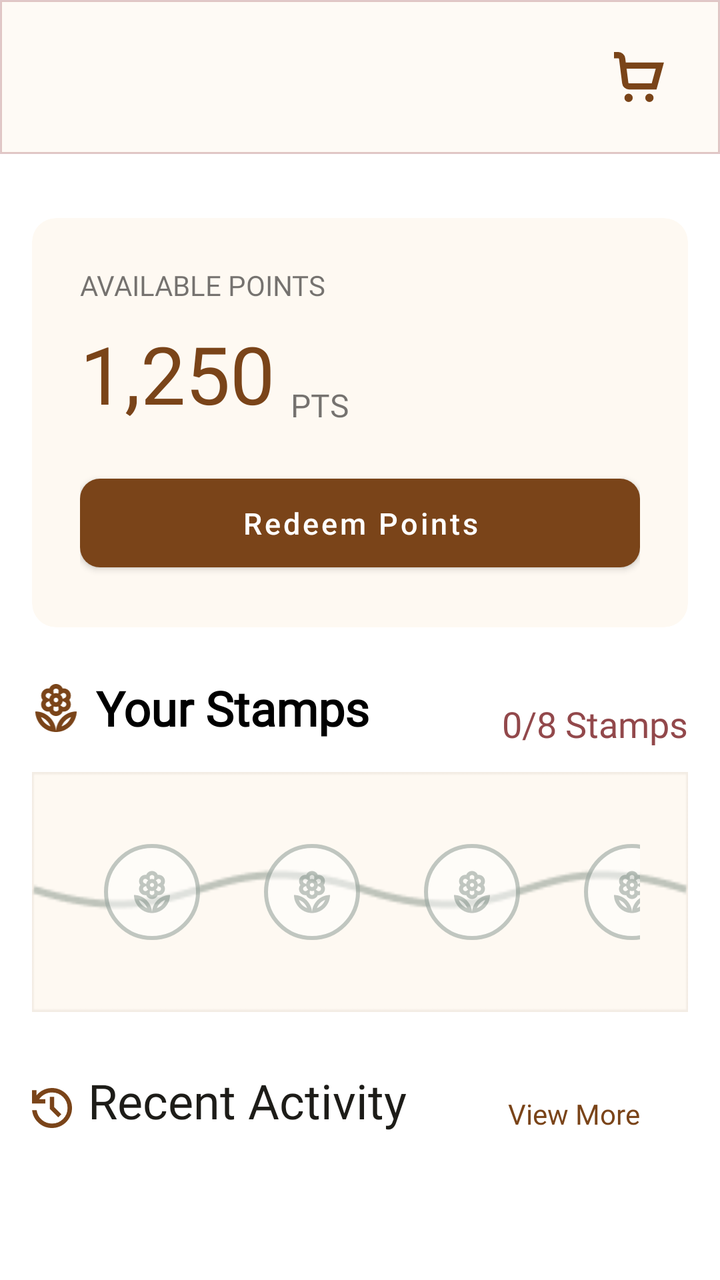
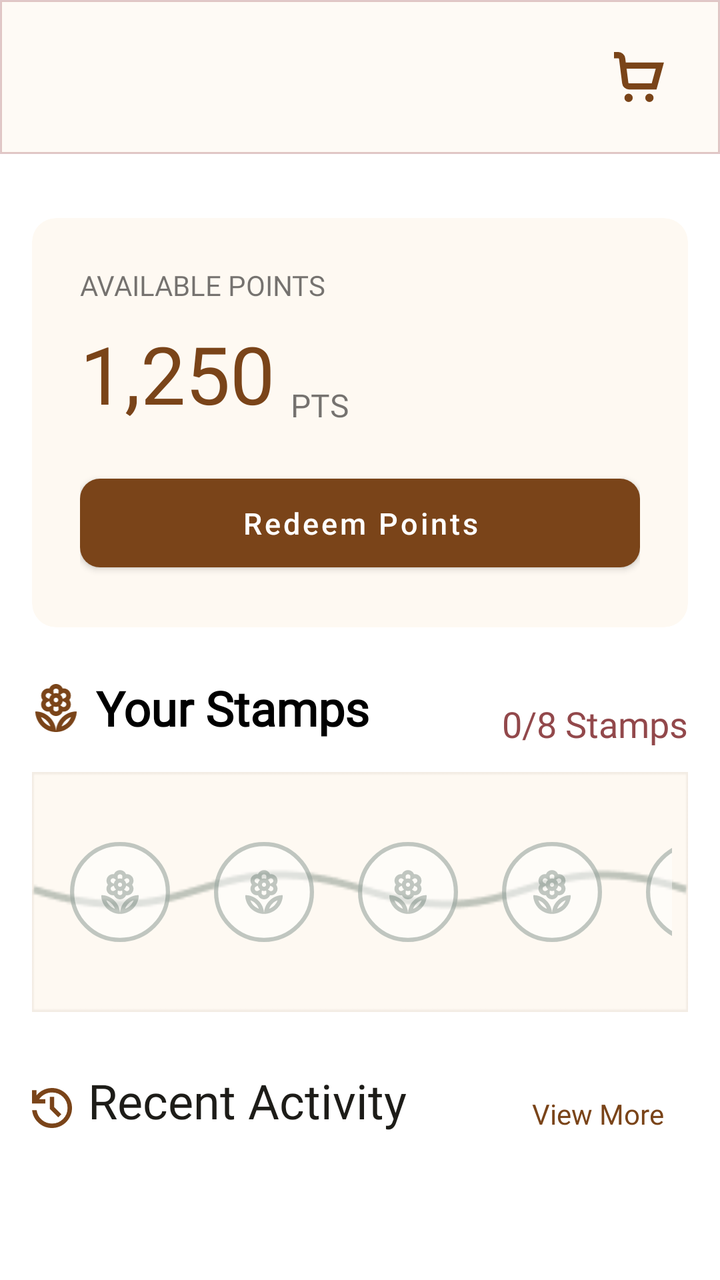

Screens rendered from an Android XML layout before and after an edit, with the pre-edit source and the edit as a unified diff.
<!-- AndroidManifest.xml: application theme Theme.PersonalMidterm -->
<!-- res/layout/fragment_rewards.xml -->
<?xml version="1.0" encoding="utf-8"?>
<androidx.constraintlayout.widget.ConstraintLayout xmlns:android="http://schemas.android.com/apk/res/android"
    xmlns:app="http://schemas.android.com/apk/res-auto"
    xmlns:tools="http://schemas.android.com/tools"
    android:layout_width="match_parent"
    android:layout_height="match_parent">

    
    <include
        android:id="@+id/header"
        layout="@layout/layout_app_header"
        app:layout_constraintEnd_toEndOf="parent"
        app:layout_constraintStart_toStartOf="parent"
        app:layout_constraintTop_toTopOf="parent" />

    <androidx.core.widget.NestedScrollView
        android:layout_width="0dp"
        android:layout_height="0dp"
        android:fillViewport="true"
        app:layout_constraintTop_toBottomOf="@id/header"
        app:layout_constraintStart_toStartOf="parent"
        app:layout_constraintEnd_toEndOf="parent"
        app:layout_constraintBottom_toBottomOf="parent">

        <androidx.constraintlayout.widget.ConstraintLayout
            android:layout_width="match_parent"
            android:layout_height="wrap_content"
            android:paddingHorizontal="16dp"
            android:paddingBottom="16dp">

            
            <com.google.android.material.card.MaterialCardView
                android:id="@+id/points_balance"
                android:layout_width="0dp"
                android:layout_height="wrap_content"
                android:layout_marginTop="32dp"
                app:cardCornerRadius="12dp"
                app:cardElevation="0dp"
                app:cardBackgroundColor="@color/card_cream"
                app:contentPadding="24dp"
                app:layout_constraintWidth_max="350dp"
                app:layout_constraintTop_toTopOf="parent"
                app:layout_constraintStart_toStartOf="parent"
                app:layout_constraintEnd_toEndOf="parent">

                <androidx.constraintlayout.widget.ConstraintLayout
                    android:layout_width="match_parent"
                    android:layout_height="wrap_content">

                    <TextView
                        android:id="@+id/points_heading"
                        android:layout_width="wrap_content"
                        android:layout_height="wrap_content"
                        android:fontFamily="@font/manrope_bold"
                        android:text="AVAILABLE POINTS"
                        android:textAllCaps="true"
                        android:textSize="14sp"
                        app:layout_constraintStart_toStartOf="parent"
                        app:layout_constraintTop_toTopOf="parent" />

                    <TextView
                        android:id="@+id/points_balance_val"
                        android:layout_width="wrap_content"
                        android:layout_height="wrap_content"
                        android:layout_marginTop="8dp"
                        android:fontFamily="@font/playfairdisplay_bold"
                        android:text="1,250"
                        android:textColor="@color/theme_brown"
                        android:textSize="40sp"
                        app:layout_constraintStart_toStartOf="parent"
                        app:layout_constraintTop_toBottomOf="@id/points_heading" />

                    <TextView
                        android:id="@+id/pts"
                        android:layout_width="wrap_content"
                        android:layout_height="wrap_content"
                        android:layout_marginStart="8dp"
                        android:fontFamily="@font/manrope_medium"
                        android:text="pts"
                        android:textAllCaps="true"
                        android:textSize="16sp"
                        app:layout_constraintStart_toEndOf="@id/points_balance_val"
                        app:layout_constraintBottom_toBottomOf="@id/points_balance_val" />

                    <com.google.android.material.button.MaterialButton
                        android:id="@+id/btn_redeem_points"
                        android:layout_width="match_parent"
                        android:layout_height="wrap_content"
                        android:layout_marginTop="20dp"
                        android:paddingVertical="12dp"
                        android:text="Redeem Points"
                        android:textAllCaps="false"
                        android:textSize="15sp"
                        app:cornerRadius="10dp"
                        app:backgroundTint="@color/theme_brown"
                        app:layout_constraintTop_toBottomOf="@id/points_balance_val"
                        app:layout_constraintStart_toStartOf="parent"
                        app:layout_constraintEnd_toEndOf="parent" />

                </androidx.constraintlayout.widget.ConstraintLayout>
            </com.google.android.material.card.MaterialCardView>

            
            <include
                android:id="@+id/loyalty_vine"
                android:layout_width="match_parent"
                android:layout_height="wrap_content"
                android:layout_marginTop="24dp"
                layout="@layout/layout_loyalty"
                app:layout_constraintTop_toBottomOf="@id/points_balance"
                app:layout_constraintStart_toStartOf="parent"
                app:layout_constraintEnd_toEndOf="parent" />

            
            <ImageView
                android:id="@+id/ic_history"
                android:layout_width="20dp"
                android:layout_height="20dp"
                android:src="@drawable/ic_history"
                app:tint="@color/theme_brown"
                app:layout_constraintStart_toStartOf="parent"
                app:layout_constraintTop_toTopOf="@id/recent_activity_title"
                app:layout_constraintBottom_toBottomOf="@id/recent_activity_title"
                app:layout_constraintVertical_bias="0.8" />

            <TextView
                android:id="@+id/recent_activity_title"
                android:layout_width="wrap_content"
                android:layout_height="wrap_content"
                android:layout_marginStart="8dp"
                android:layout_marginTop="28dp"
                android:fontFamily="@font/playfairdisplay_bold"
                android:text="Recent Activity"
                android:textColor="@color/text_primary"
                android:textSize="24sp"
                app:layout_constraintStart_toEndOf="@id/ic_history"
                app:layout_constraintTop_toBottomOf="@id/loyalty_vine" />

            <TextView
                android:id="@+id/tv_view_more"
                android:layout_width="wrap_content"
                android:layout_height="wrap_content"
                android:layout_marginEnd="24dp"
                android:fontFamily="@font/manrope_medium"
                android:text="View More"
                android:textColor="@color/theme_brown"
                android:textSize="14sp"
                app:layout_constraintEnd_toEndOf="parent"
                app:layout_constraintBottom_toBottomOf="@id/recent_activity_title" />

            <androidx.recyclerview.widget.RecyclerView
                android:id="@+id/rv_recent_activity"
                android:layout_width="match_parent"
                android:layout_height="wrap_content"
                android:layout_marginTop="12dp"
                android:clipToPadding="false"
                android:overScrollMode="never"
                android:nestedScrollingEnabled="false"
                app:layoutManager="androidx.recyclerview.widget.LinearLayoutManager"
                app:layout_constraintTop_toBottomOf="@id/recent_activity_title"
                app:layout_constraintStart_toStartOf="parent"
                app:layout_constraintEnd_toEndOf="parent"
                tools:listitem="@layout/item_recent_activity"
                tools:itemCount="3" />

        </androidx.constraintlayout.widget.ConstraintLayout>
    </androidx.core.widget.NestedScrollView>

</androidx.constraintlayout.widget.ConstraintLayout>
<!-- res/layout/layout_app_header.xml (included above) -->
<?xml version="1.0" encoding="utf-8"?>
<androidx.constraintlayout.widget.ConstraintLayout xmlns:android="http://schemas.android.com/apk/res/android"
    xmlns:app="http://schemas.android.com/apk/res-auto"
    android:layout_width="match_parent"
    android:layout_height="wrap_content"
    android:padding="16dp"
    android:background="@drawable/bg_header">

    <ImageView
        android:id="@+id/back_button"
        android:layout_width="wrap_content"
        android:layout_height="wrap_content"
        android:src="@drawable/ic_back_arrow"
        android:visibility="gone"
        app:layout_constraintBottom_toBottomOf="parent"
        app:layout_constraintStart_toStartOf="parent"
        app:layout_constraintTop_toTopOf="parent" />

    <ImageButton
        android:id="@+id/user_avatar"
        android:layout_width="40dp"
        android:layout_height="40dp"
        android:src="@drawable/profile"
        android:scaleType="fitCenter"
        android:padding="8dp"
        android:backgroundTint="@android:color/transparent"
        android:visibility="gone"
        app:layout_constraintBottom_toBottomOf="parent"
        app:layout_constraintStart_toStartOf="parent"
        app:layout_constraintTop_toTopOf="parent" />

    <LinearLayout
        android:id="@+id/greeting_container"
        android:layout_width="wrap_content"
        android:layout_height="wrap_content"
        android:layout_marginStart="12dp"
        android:orientation="vertical"
        android:visibility="gone"
        app:layout_constraintBottom_toBottomOf="parent"
        app:layout_constraintStart_toEndOf="@id/user_avatar"
        app:layout_constraintTop_toTopOf="parent">

        <TextView
            android:id="@+id/greeting_text"
            android:layout_width="wrap_content"
            android:layout_height="wrap_content"
            android:text="Good Morning,"
            android:textColor="@color/theme_brown"
            android:textStyle="bold"
            android:fontFamily="@font/playfairdisplay_bold"
            android:textSize="18sp" />

        <TextView
            android:id="@+id/greeting_subtitle"
            android:layout_width="wrap_content"
            android:layout_height="wrap_content"
            android:text="Ready for your daily brew?"
            android:textSize="12sp"
            android:fontFamily="@font/manrope_regular" />
    </LinearLayout>

    <TextView
        android:id="@+id/screen_title"
        android:layout_width="wrap_content"
        android:layout_height="wrap_content"
        android:textSize="24sp"
        android:textStyle="bold"
        android:text="Menu"
        android:textColor="@color/theme_brown"
        android:fontFamily="@font/playfairdisplay_bold"
        android:visibility="gone"
        app:layout_constraintBottom_toBottomOf="parent"
        app:layout_constraintEnd_toEndOf="parent"
        app:layout_constraintStart_toStartOf="parent"
        app:layout_constraintTop_toTopOf="parent" />


    <ImageButton
        android:id="@+id/cart_icon"
        android:layout_width="wrap_content"
        android:layout_height="wrap_content"
        android:src="@drawable/ic_cart"
        android:scaleType="fitCenter"
        app:tint="@color/theme_brown"
        android:backgroundTint="@android:color/transparent"
        android:visibility="visible"
        app:layout_constraintBottom_toBottomOf="parent"
        app:layout_constraintEnd_toEndOf="parent"
        app:layout_constraintTop_toTopOf="parent"
        />

    <ImageButton
        android:id="@+id/favorite_icon"
        android:layout_width="wrap_content"
        android:layout_height="wrap_content"
        app:tint="@color/theme_brown"
        android:src="@drawable/ic_full_heart"
        android:backgroundTint="@android:color/transparent"
        android:visibility="gone"
        app:layout_constraintBottom_toBottomOf="parent"
        app:layout_constraintEnd_toStartOf="@id/cart_icon"
        app:layout_constraintTop_toTopOf="parent"
        android:layout_marginEnd="4dp"/>

</androidx.constraintlayout.widget.ConstraintLayout>
<!-- res/layout/layout_loyalty.xml (included above) -->
<?xml version="1.0" encoding="utf-8"?>
<androidx.constraintlayout.widget.ConstraintLayout xmlns:android="http://schemas.android.com/apk/res/android"
    xmlns:app="http://schemas.android.com/apk/res-auto"
    android:id="@+id/loyalty_card"
    android:layout_width="match_parent"
    android:layout_height="wrap_content"
    android:layout_marginTop="24dp"
    android:layout_marginBottom="24dp">

<ImageView
    android:id="@+id/iv_loyalty_logo"
    android:layout_width="24dp"
    android:layout_height="24dp"
    android:src="@drawable/ic_logo"
    app:tint="@color/theme_brown"
    app:layout_constraintStart_toStartOf="parent"
    app:layout_constraintTop_toTopOf="@id/your_reward_header"
    app:layout_constraintBottom_toBottomOf="@id/your_reward_header" />

<TextView
    android:id="@+id/your_reward_header"
    android:layout_width="wrap_content"
    android:layout_height="wrap_content"
    android:layout_marginStart="8dp"
    android:fontFamily="@font/playfairdisplay_bold"
    android:text="Your Stamps"
    android:textColor="@color/black"
    android:textSize="24sp"
    android:textStyle="bold"
    app:layout_constraintStart_toEndOf="@id/iv_loyalty_logo"
    app:layout_constraintTop_toTopOf="parent" />
<TextView
    android:id="@+id/tv_stamps_count"
    android:layout_width="wrap_content"
    android:layout_height="wrap_content"
    app:layout_constraintEnd_toEndOf="parent"
    app:layout_constraintTop_toTopOf="parent"
    android:text="0/8 Stamps"
    android:textSize="18sp"
    android:textColor="@color/theme_maroon"
    android:fontFamily="@font/manrope_bold"
    app:layout_constraintBottom_toTopOf="@+id/loyalty_vine"/>

<HorizontalScrollView
    android:id="@+id/loyalty_vine"
    android:layout_width="0dp"
    android:layout_height="wrap_content"
    android:layout_marginTop="16dp"
    android:padding="24dp"
    android:scrollbars="none"
    android:fillViewport="true"
    android:background="@drawable/loyalty_bg"
    app:layout_constraintEnd_toEndOf="parent"
    app:layout_constraintStart_toStartOf="parent"
    app:layout_constraintTop_toBottomOf="@id/your_reward_header">

    <LinearLayout
        android:id="@+id/stamps_container"
        android:layout_width="match_parent"
        android:layout_height="wrap_content"
        android:orientation="horizontal"
        android:gravity="center_vertical"
        android:weightSum="8">
        
        <include layout="@layout/item_stamp_slot" android:layout_width="0dp" android:layout_height="wrap_content" android:layout_weight="1" />
        <include layout="@layout/item_stamp_slot" android:layout_width="0dp" android:layout_height="wrap_content" android:layout_weight="1" />
        <include layout="@layout/item_stamp_slot" android:layout_width="0dp" android:layout_height="wrap_content" android:layout_weight="1" />
        <include layout="@layout/item_stamp_slot" android:layout_width="0dp" android:layout_height="wrap_content" android:layout_weight="1" />
        <include layout="@layout/item_stamp_slot" android:layout_width="0dp" android:layout_height="wrap_content" android:layout_weight="1" />
        <include layout="@layout/item_stamp_slot" android:layout_width="0dp" android:layout_height="wrap_content" android:layout_weight="1" />
        <include layout="@layout/item_stamp_slot" android:layout_width="0dp" android:layout_height="wrap_content" android:layout_weight="1" />
        <include layout="@layout/item_stamp_slot" android:layout_width="0dp" android:layout_height="wrap_content" android:layout_weight="1" />
    </LinearLayout>
</HorizontalScrollView>
</androidx.constraintlayout.widget.ConstraintLayout>
<!-- res/layout/item_recent_activity.xml (included above) -->
<?xml version="1.0" encoding="utf-8"?>
<com.google.android.material.card.MaterialCardView xmlns:android="http://schemas.android.com/apk/res/android"
    xmlns:app="http://schemas.android.com/apk/res-auto"
    android:layout_width="match_parent"
    android:layout_height="wrap_content"
    android:layout_marginBottom="10dp"
    app:cardCornerRadius="12dp"
    app:cardElevation="0dp"
    app:strokeWidth="2dp"
    app:strokeColor="@color/divider_light"
    app:cardBackgroundColor="@color/white"
    app:contentPadding="12dp">

    <androidx.constraintlayout.widget.ConstraintLayout
        android:layout_width="match_parent"
        android:layout_height="wrap_content">

        <com.google.android.material.card.MaterialCardView
            android:id="@+id/icon_bg"
            android:layout_width="40dp"
            android:layout_height="40dp"
            app:cardCornerRadius="10dp"
            app:cardElevation="0dp"
            app:cardBackgroundColor="@color/icon_bg_peach"
            app:layout_constraintStart_toStartOf="parent"
            app:layout_constraintTop_toTopOf="parent"
            app:layout_constraintBottom_toBottomOf="parent">

            <ImageView
                android:id="@+id/iv_activity_icon"
                android:layout_width="20dp"
                android:layout_height="20dp"
                android:layout_gravity="center"
                android:src="@drawable/ic_coffeecup" />
        </com.google.android.material.card.MaterialCardView>

        <TextView
            android:id="@+id/tv_activity_title"
            android:layout_width="0dp"
            android:layout_height="wrap_content"
            android:layout_marginStart="12dp"
            android:fontFamily="@font/manrope_bold"
            android:text="Lavender Latte"
            android:textSize="15sp"
            android:textColor="@color/black"
            app:layout_constraintStart_toEndOf="@id/icon_bg"
            app:layout_constraintTop_toTopOf="@id/icon_bg"
            app:layout_constraintEnd_toStartOf="@id/tv_activity_points" />

        <TextView
            android:id="@+id/tv_activity_subtitle"
            android:layout_width="0dp"
            android:layout_height="wrap_content"
            android:layout_marginStart="12dp"
            android:layout_marginTop="2dp"
            android:fontFamily="@font/manrope_regular"
            android:text="Today, 9:42 AM"
            android:textSize="13sp"
            android:textColor="@color/text_primary"
            app:layout_constraintStart_toEndOf="@id/icon_bg"
            app:layout_constraintTop_toBottomOf="@id/tv_activity_title"
            app:layout_constraintBottom_toBottomOf="@id/icon_bg"
            app:layout_constraintEnd_toStartOf="@id/tv_activity_points" />

        <TextView
            android:id="@+id/tv_activity_points"
            android:layout_width="wrap_content"
            android:layout_height="wrap_content"
            android:fontFamily="@font/manrope_bold"
            android:text="+15 pts"
            android:textSize="14sp"
            android:textColor="@color/theme_brown"
            app:layout_constraintEnd_toEndOf="parent"
            app:layout_constraintTop_toTopOf="@id/icon_bg"
            app:layout_constraintBottom_toBottomOf="@id/icon_bg" />

    </androidx.constraintlayout.widget.ConstraintLayout>
</com.google.android.material.card.MaterialCardView>
<!-- res/layout/item_stamp_slot.xml (included above) -->
<?xml version="1.0" encoding="utf-8"?>
<FrameLayout xmlns:android="http://schemas.android.com/apk/res/android"
    android:layout_width="match_parent"
    android:layout_height="80dp"
    android:minWidth="80dp">

    <ImageView
        android:id="@+id/stamp_icon"
        android:layout_width="match_parent"
        android:layout_height="match_parent"
        android:src="@drawable/empty_stamp"
        android:padding="12dp"/>
</FrameLayout>
<!-- resources referenced by this layout -->
<resources>
  <color name="black">#FF000000</color>
  <color name="card_cream">#FEF9F2</color>
  <color name="divider_light">#33887364</color>
  <color name="icon_bg_peach">#33FFB77D</color>
  <color name="text_primary">#1D1C18</color>
  <color name="theme_brown">#7A4419</color>
  <color name="theme_maroon">#92484B</color>
  <color name="white">#FFFFFFFF</color>
  <!-- drawable bg_header (drawable) -->
  <shape xmlns:android="http://schemas.android.com/apk/res/android">
      <solid android:color="#FEFAF5" />
      <stroke android:color="#519F5255"/>
      <stroke android:width="1dp"/>
  </shape>
  <!-- drawable ic_back_arrow (drawable) -->
  <vector xmlns:android="http://schemas.android.com/apk/res/android"
      android:width="16dp"
      android:height="16dp"
      android:viewportWidth="16"
      android:viewportHeight="16">
    <path
        android:pathData="M3.825,9L9.425,14.6L8,16L0,8L8,0L9.425,1.4L3.825,7H16V9H3.825Z"
        android:fillColor="#8D4B00"/>
  </vector>
  <!-- drawable ic_cart (drawable) -->
  <vector xmlns:android="http://schemas.android.com/apk/res/android"
      android:width="25dp"
      android:height="25dp"
      android:viewportWidth="24"
      android:viewportHeight="24">
    <path
        android:fillColor="#FF000000"
        android:pathData="M7,22m-2,0a2,2 0,1 1,4 0a2,2 0,1 1,-4 0"/>
    <path
        android:fillColor="#FF000000"
        android:pathData="M17,22m-2,0a2,2 0,1 1,4 0a2,2 0,1 1,-4 0"/>
    <path
        android:fillColor="#FF000000"
        android:pathData="M5.654,5 L5.391,2.938A3.328,3.328 0,0 0,2.087 0H0V3H2.087a0.331,0.331 0,0 1,0.326 0.3l1.5,11.759A3.327,3.327 0,0 0,7.217 18H20.4L23.974,5ZM18.112,15H7.217a0.329,0.329 0,0 1,-0.325 -0.3L6.037,8h14Z"/>
  </vector>
  <!-- drawable ic_coffeecup (drawable) -->
  <vector xmlns:android="http://schemas.android.com/apk/res/android"
      android:width="18dp"
      android:height="18dp"
      android:viewportWidth="18"
      android:viewportHeight="18">
    <path
        android:pathData="M0,18V16H16V18H0ZM4,14C2.9,14 1.958,13.608 1.175,12.825C0.392,12.042 0,11.1 0,10V0H16C16.55,0 17.021,0.196 17.413,0.587C17.804,0.979 18,1.45 18,2V5C18,5.55 17.804,6.021 17.413,6.412C17.021,6.804 16.55,7 16,7H14V10C14,11.1 13.608,12.042 12.825,12.825C12.042,13.608 11.1,14 10,14H4ZM4,12H10C10.55,12 11.021,11.804 11.413,11.413C11.804,11.021 12,10.55 12,10V2H2V10C2,10.55 2.196,11.021 2.588,11.413C2.979,11.804 3.45,12 4,12ZM14,5H16V2H14V5ZM4,12C3.45,12 2.979,12 2.588,12C2.196,12 2,12 2,12H12C12,12 11.804,12 11.413,12C11.021,12 10.55,12 10,12H4Z"
        android:fillColor="#8D4B00"/>
  </vector>
  <!-- drawable ic_full_heart (drawable) -->
  <vector xmlns:android="http://schemas.android.com/apk/res/android"
      android:width="24dp"
      android:height="24dp"
      android:viewportWidth="24"
      android:viewportHeight="24">
    <path
        android:fillColor="#FF000000"
        android:pathData="M17.5,0.917a6.4,6.4 0,0 0,-5.5 3.3A6.4,6.4 0,0 0,6.5 0.917,6.8 6.8,0 0,0 0,7.967c0,6.775 10.956,14.6 11.422,14.932l0.578,0.409 0.578,-0.409C13.044,22.569 24,14.742 24,7.967A6.8,6.8 0,0 0,17.5 0.917Z"/>
  </vector>
  <style name="Theme.PersonalMidterm" parent="Theme.MaterialComponents.DayNight.NoActionBar">
          <item name="android:textColorPrimary">@color/text_primary</item>
          <item name="android:textColorSecondary">@color/text_primary</item>
          
          <item name="android:statusBarColor">?attr/colorPrimaryVariant</item>
          
      </style>
  <!-- unchanged entries left out for length: 5 -->
</resources>

<!-- the commit's change to res/layout/fragment_rewards.xml (unified diff, before → after) -->
@@ -140,7 +140,7 @@
                 android:id="@+id/tv_view_more"
                 android:layout_width="wrap_content"
                 android:layout_height="wrap_content"
-                android:layout_marginEnd="24dp"
+                android:layout_marginEnd="12dp"
                 android:fontFamily="@font/manrope_medium"
                 android:text="View More"
                 android:textColor="@color/theme_brown"
@@ -320,9 +320,9 @@
 <HorizontalScrollView
     android:id="@+id/loyalty_vine"
     android:layout_width="0dp"
-    android:layout_height="wrap_content"
+    android:layout_height="120dp"
     android:layout_marginTop="16dp"
-    android:padding="24dp"
+    android:padding="8dp"
     android:scrollbars="none"
     android:fillViewport="true"
     android:background="@drawable/loyalty_bg"
@@ -333,19 +333,19 @@
     <LinearLayout
         android:id="@+id/stamps_container"
         android:layout_width="match_parent"
-        android:layout_height="wrap_content"
+        android:layout_height="match_parent"
         android:orientation="horizontal"
         android:gravity="center_vertical"
         android:weightSum="8">
         
-        <include layout="@layout/item_stamp_slot" android:layout_width="0dp" android:layout_height="wrap_content" android:layout_weight="1" />
-        <include layout="@layout/item_stamp_slot" android:layout_width="0dp" android:layout_height="wrap_content" android:layout_weight="1" />
-        <include layout="@layout/item_stamp_slot" android:layout_width="0dp" android:layout_height="wrap_content" android:layout_weight="1" />
-        <include layout="@layout/item_stamp_slot" android:layout_width="0dp" android:layout_height="wrap_content" android:layout_weight="1" />
-        <include layout="@layout/item_stamp_slot" android:layout_width="0dp" android:layout_height="wrap_content" android:layout_weight="1" />
-        <include layout="@layout/item_stamp_slot" android:layout_width="0dp" android:layout_height="wrap_content" android:layout_weight="1" />
-        <include layout="@layout/item_stamp_slot" android:layout_width="0dp" android:layout_height="wrap_content" android:layout_weight="1" />
-        <include layout="@layout/item_stamp_slot" android:layout_width="0dp" android:layout_height="wrap_content" android:layout_weight="1" />
+        <include layout="@layout/item_stamp_slot" android:layout_width="0dp" android:layout_height="match_parent" android:layout_weight="1" />
+        <include layout="@layout/item_stamp_slot" android:layout_width="0dp" android:layout_height="match_parent" android:layout_weight="1" />
+        <include layout="@layout/item_stamp_slot" android:layout_width="0dp" android:layout_height="match_parent" android:layout_weight="1" />
+        <include layout="@layout/item_stamp_slot" android:layout_width="0dp" android:layout_height="match_parent" android:layout_weight="1" />
+        <include layout="@layout/item_stamp_slot" android:layout_width="0dp" android:layout_height="match_parent" android:layout_weight="1" />
+        <include layout="@layout/item_stamp_slot" android:layout_width="0dp" android:layout_height="match_parent" android:layout_weight="1" />
+        <include layout="@layout/item_stamp_slot" android:layout_width="0dp" android:layout_height="match_parent" android:layout_weight="1" />
+        <include layout="@layout/item_stamp_slot" android:layout_width="0dp" android:layout_height="match_parent" android:layout_weight="1" />
     </LinearLayout>
 </HorizontalScrollView>
 </androidx.constraintlayout.widget.ConstraintLayout>
@@ -432,13 +432,14 @@
 <?xml version="1.0" encoding="utf-8"?>
 <FrameLayout xmlns:android="http://schemas.android.com/apk/res/android"
     android:layout_width="match_parent"
-    android:layout_height="80dp"
-    android:minWidth="80dp">
+    android:layout_height="match_parent"
+    android:minWidth="72dp">
 
     <ImageView
         android:id="@+id/stamp_icon"
-        android:layout_width="match_parent"
-        android:layout_height="match_parent"
-        android:src="@drawable/empty_stamp"
-        android:padding="12dp"/>
+        android:layout_width="50dp"
+        android:layout_height="50dp"
+        android:layout_gravity="center"
+        android:scaleType="fitCenter"
+        android:src="@drawable/empty_stamp" />
 </FrameLayout>
